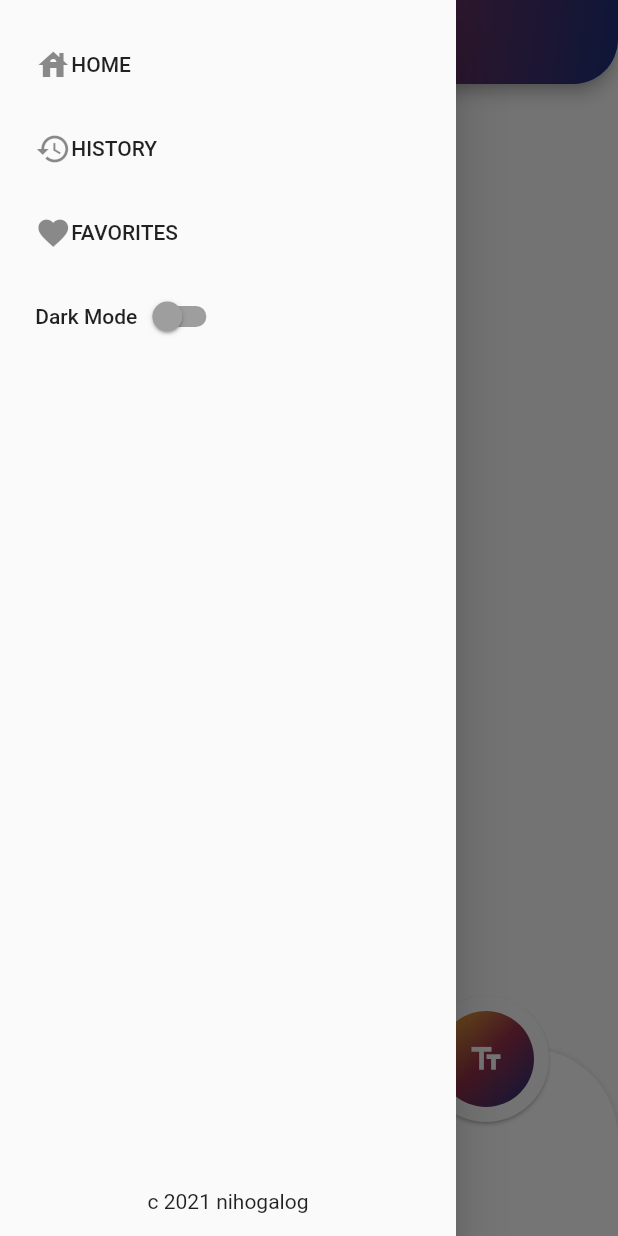
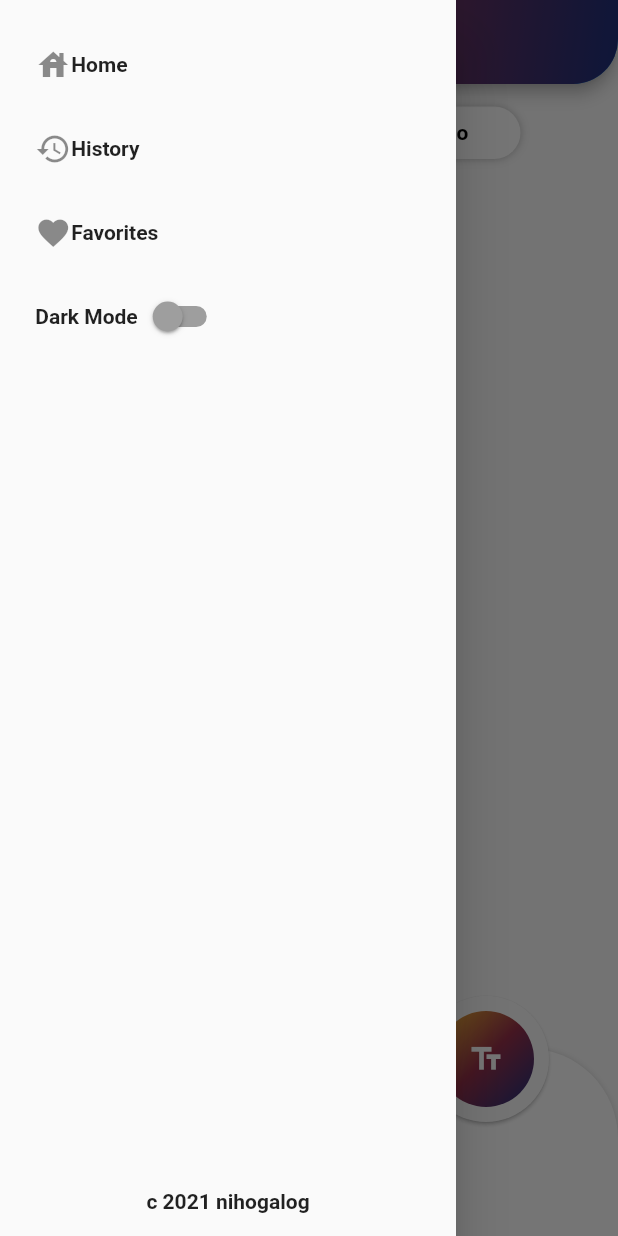
Before and after one commit to perfeclyImperfect/Nihogalog, a Flutter app: the screen it shows after launch, with the side drawer open, on a phone screen of 412 x 824 dp. Run offline on Flutter 3.47's test engine with Material 2 defaults, Android fonts, the phone set to English and light mode, and no system bars; drawn by our look-alikes of badges.

Commit message:
added text screen modified routes for new screen modified translationHeader.dart file for better usage

```diff
--- a/frontend/lib/components/drawer/drawer.dart
+++ b/frontend/lib/components/drawer/drawer.dart
@@ -25,7 +25,8 @@ class DrawerScreen extends StatelessWidget {
       for (int i = 0; i < drawerListNames.length; i++)
         NavigationListTile(
           icon: drawerListIcons[i],
-          text: drawerListNames[i].toUpperCase(),
+          text: drawerListNames[i][0].toUpperCase() +
+              drawerListNames[i].substring(1, drawerListNames[i].length),
           onTap: (context) => changeScreen(context, '/' + drawerListNames[i]),
         )
     ];
@@ -42,7 +43,10 @@ class DrawerScreen extends StatelessWidget {
             const Expanded(
               child: Align(
                 alignment: Alignment.bottomCenter,
-                child: Text('c 2021 nihogalog'),
+                child: Text(
+                  'c 2021 nihogalog',
+                  style: TextStyle(fontWeight: FontWeight.bold),
+                ),
               ),
             )
           ],
--- a/frontend/lib/components/drawer/parts/darkMode.dart
+++ b/frontend/lib/components/drawer/parts/darkMode.dart
@@ -7,7 +7,12 @@ class _DarkModeState extends State<DarkMode> {
   Widget build(BuildContext context) {
     return Row(
       children: [
-        const Text('Dark Mode'),
+        const Text(
+          'Dark Mode',
+          style: TextStyle(
+            fontWeight: FontWeight.bold,
+          ),
+        ),
         Switch(
           value: _darkmode,
           onChanged: (onOff) {
--- a/frontend/lib/components/drawer/parts/navigationListTile.dart
+++ b/frontend/lib/components/drawer/parts/navigationListTile.dart
@@ -19,7 +19,12 @@ class NavigationListTile extends StatelessWidget {
       title: Row(
         children: [
           Icon(icon),
-          Text(text),
+          Text(
+            text,
+            style: const TextStyle(
+              fontWeight: FontWeight.bold,
+            ),
+          ),
         ],
       ),
     );
--- /dev/null
+++ b/frontend/lib/components/translationHeader/translationHeader.dart
@@ -0,0 +1,86 @@
+import 'package:flutter/material.dart';
+
+class _TranslationHeader extends State<TranslationHeader> {
+  void swap() {
+    setState(() {
+      _reverse = !_reverse;
+    });
+  }
+
+  bool _reverse = false;
+
+  @override
+  Widget build(BuildContext context) {
+    return Container(
+      decoration: BoxDecoration(
+        boxShadow: const [
+          BoxShadow(
+            color: Colors.black26,
+            blurRadius: 4,
+          ),
+        ],
+        borderRadius: BorderRadius.circular(40),
+        color: Colors.white,
+      ),
+      padding: const EdgeInsets.symmetric(horizontal: 0),
+      child: Row(
+        mainAxisAlignment: MainAxisAlignment.spaceEvenly,
+        children: [
+          Expanded(
+            child: Align(
+              alignment: Alignment.center,
+              child: Text(
+                _reverse ? widget.fromLanguage : widget.toLanguage,
+                style: const TextStyle(
+                    fontWeight: FontWeight.bold, color: Colors.black),
+              ),
+            ),
+          ),
+          SizedBox(
+            width: 37,
+            height: 35,
+            child: TextButton(
+              onPressed: () => swap(),
+              style: TextButton.styleFrom(
+                splashFactory: NoSplash.splashFactory,
+              ),
+              child: const Align(
+                alignment: Alignment.centerLeft,
+                child: IconTheme(
+                  data: IconThemeData(
+                    color: Colors.black,
+                  ),
+                  child: Icon(Icons.swap_horiz),
+                ),
+              ),
+            ),
+          ),
+          Expanded(
+            child: Align(
+              alignment: Alignment.center,
+              child: Text(
+                _reverse ? widget.toLanguage : widget.fromLanguage,
+                style: const TextStyle(
+                    fontWeight: FontWeight.bold, color: Colors.black),
+              ),
+            ),
+          ),
+        ],
+      ),
+    );
+  }
+}
+
+class TranslationHeader extends StatefulWidget {
+  const TranslationHeader({
+    Key? key,
+    required this.fromLanguage,
+    required this.toLanguage,
+  }) : super(key: key);
+
+  final String fromLanguage;
+  final String toLanguage;
+
+  @override
+  State<TranslationHeader> createState() => _TranslationHeader();
+}
--- a/frontend/lib/main.dart
+++ b/frontend/lib/main.dart
@@ -12,9 +12,6 @@ class MyApp extends StatelessWidget {
   Widget build(BuildContext context) {
     return MaterialApp(
       title: _title,
-      theme: ThemeData(
-        primarySwatch: Colors.blue,
-      ),
       initialRoute: HomeScreen.route,
       routes: getRoutes(),
     );
--- a/frontend/lib/routes.dart
+++ b/frontend/lib/routes.dart
@@ -1,11 +1,13 @@
 import 'screens/home/home.dart';
 import 'screens/history.dart';
 import 'screens/favorite.dart';
+import 'screens/text/text.dart';
 
 getRoutes() {
   return {
     HomeScreen.route: (context) => const HomeScreen(),
     HistoryScreen.route: (context) => const HistoryScreen(),
-    FavoriteScreen.route: (context) => const FavoriteScreen()
+    FavoriteScreen.route: (context) => const FavoriteScreen(),
+    TextScreen.route: (context) => const TextScreen()
   };
 }
--- a/frontend/lib/screens/favorite.dart
+++ b/frontend/lib/screens/favorite.dart
@@ -1,5 +1,3 @@
-import 'dart:ui';
-
 import 'package:flutter/material.dart';
 
 import '../components/drawer/drawer.dart';
--- a/frontend/lib/screens/home/types/text.dart
+++ b/frontend/lib/screens/home/types/text.dart
@@ -1,15 +1,39 @@
 import 'package:flutter/material.dart';
+
+import '../../../components/translationHeader/translationHeader.dart';
 
 class CustomText extends StatelessWidget {
   const CustomText({Key? key}) : super(key: key);
 
   @override
   Widget build(BuildContext context) {
-    return Container(
-      child: OutlinedButton(
-        onPressed: null,
-        child: Text('hoy'),
-      ),
+    return Column(
+      children: [
+        const Padding(
+          padding: EdgeInsets.symmetric(horizontal: 65, vertical: 15),
+          child: TranslationHeader(
+            toLanguage: 'Tagalog',
+            fromLanguage: 'Nihongo',
+          ),
+        ),
+        Expanded(
+          child: Align(
+            alignment: Alignment.center,
+            child: TextButton(
+              style: TextButton.styleFrom(
+                splashFactory: NoSplash.splashFactory,
+              ),
+              onPressed: () => Navigator.pushNamed(context, '/home/text'),
+              child: DefaultTextStyle.merge(
+                style: const TextStyle(
+                  color: Colors.black54,
+                ),
+                child: const Text('Type the text to translate.'),
+              ),
+            ),
+          ),
+        )
+      ],
     );
   }
 }
--- /dev/null
+++ b/frontend/lib/screens/text/text.dart
@@ -0,0 +1,38 @@
+import 'package:flutter/material.dart';
+
+import '../../components/translationHeader/translationHeader.dart';
+
+class TextScreen extends StatelessWidget {
+  static String route = '/home/text';
+
+  const TextScreen({Key? key}) : super(key: key);
+
+  @override
+  Widget build(BuildContext context) {
+    return Scaffold(
+      appBar: AppBar(
+        titleTextStyle: const TextStyle(fontSize: 14),
+        iconTheme: const IconThemeData(
+          color: Colors.black,
+        ),
+        backgroundColor: Theme.of(context).scaffoldBackgroundColor,
+        elevation: 0,
+        title: const TranslationHeader(
+          fromLanguage: 'Tagalog',
+          toLanguage: 'Nihongo',
+        ),
+      ),
+      body: Column(
+        children: const [
+          TranslationHeader(
+            fromLanguage: 'Tagalog',
+            toLanguage: 'Nihongo',
+          ),
+          Expanded(
+            child: Text('sad'),
+          )
+        ],
+      ),
+    );
+  }
+}
```
